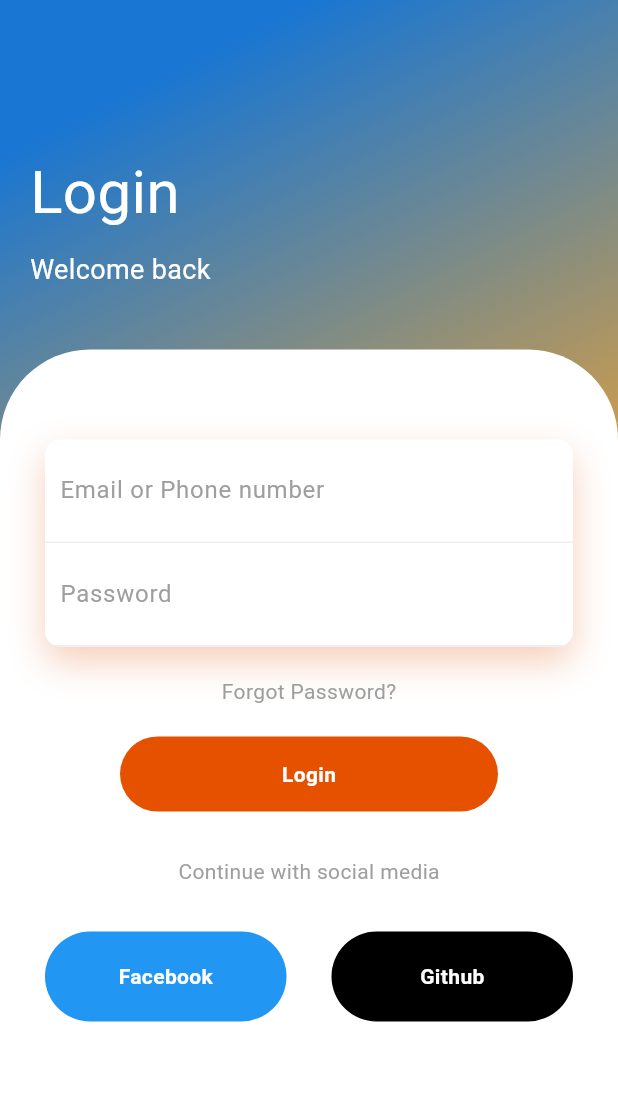
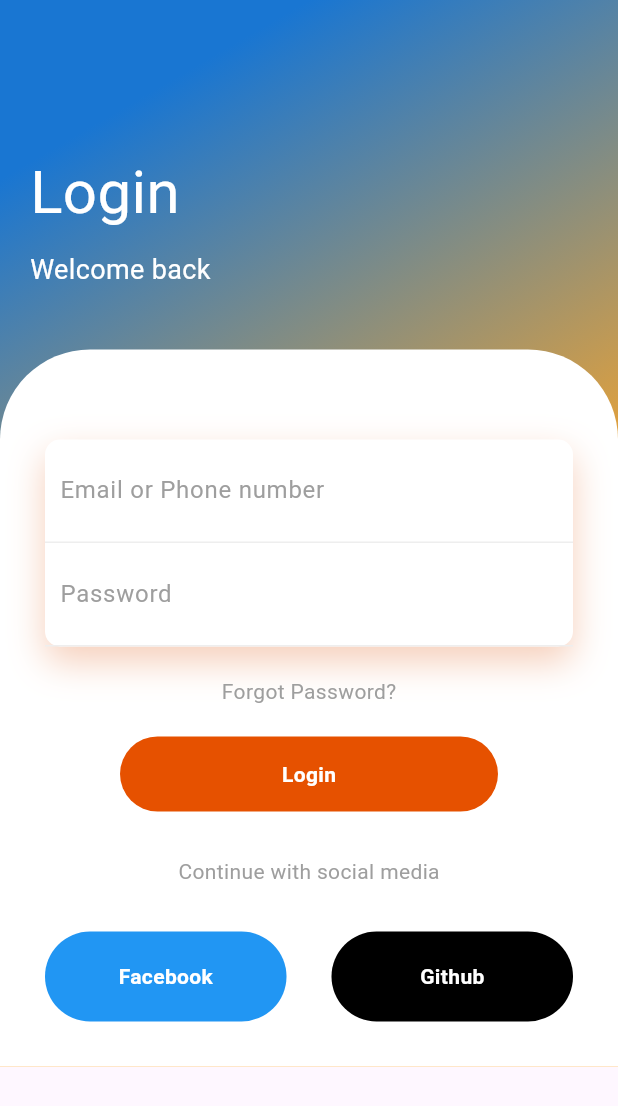
Before and after one commit to HSN51/AppJam, a Flutter app: the screen it shows after launch, on a phone screen of 412 x 824 dp. Shown: the top 1106 px of the screen. Run offline on Flutter 3.47's test engine with Material 3 defaults, Android fonts, the light colour scheme and no system bars.

Commit message:
SingleChildScrollView kullanarak owerflow sorunu çozuldu

```diff
--- a/lib/main.dart
+++ b/lib/main.dart
@@ -17,10 +17,11 @@ class LoginPage extends StatelessWidget {
             begin: Alignment.topCenter,
             colors: [
               Colors.blue[700]!,
-              Colors.orange[400]!
+              Colors.orange[400]!,
             ],
           ),
         ),
+        child: SingleChildScrollView( // SingleChildScrollView ekledik
           child: Column(
             crossAxisAlignment: CrossAxisAlignment.start,
             children: <Widget>[
@@ -49,8 +50,7 @@ class LoginPage extends StatelessWidget {
                 ),
               ),
               SizedBox(height: 20),
-            Expanded(
-              child: Container(
+              Container(
                 decoration: BoxDecoration(
                   color: Colors.white,
                   borderRadius: BorderRadius.only(
@@ -104,7 +104,7 @@ class LoginPage extends StatelessWidget {
                                 ),
                               ),
                               child: TextField(
-                                obscureText: true, // Yıldız şeklinde göstermek için
+                                obscureText: true,
                                 decoration: InputDecoration(
                                   hintText: "Password",
                                   hintStyle: TextStyle(color: Colors.grey),
@@ -189,8 +189,8 @@ class LoginPage extends StatelessWidget {
                   ),
                 ),
               ),
+            ],
           ),
-          ],
         ),
       ),
     );
```
Lines whose indentation alone changed are shown as unchanged.
